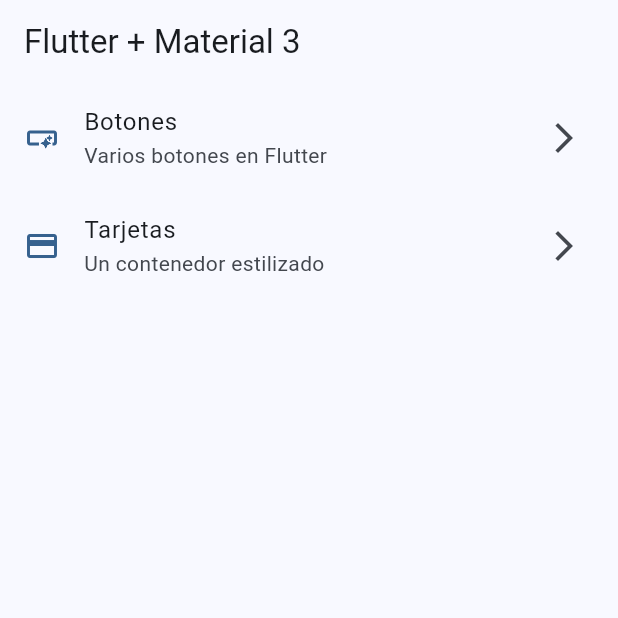
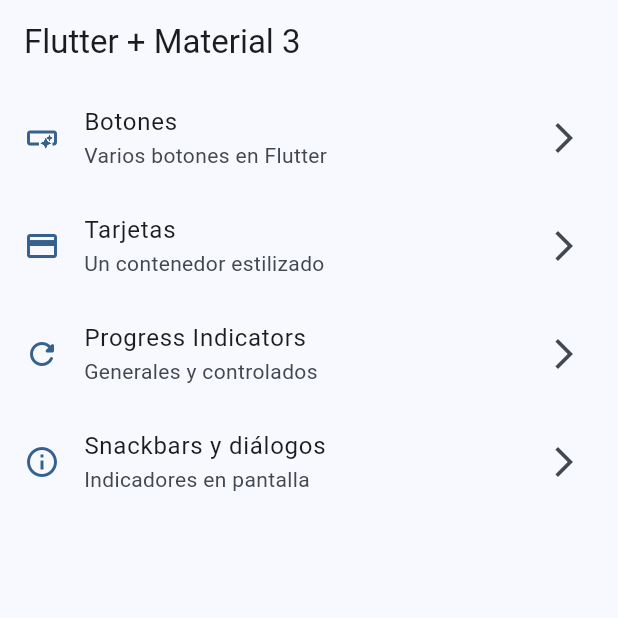
Before and after one commit to mariobros123413/widgets_app, a Flutter app: the screen it shows after launch, on a phone screen of 412 x 824 dp, the top half of it. Run offline on Flutter 3.47's test engine with Material 3 defaults, Android fonts, the phone set to English and light mode, and no system bars; our stand-ins replace go_router.

Commit message:
snackbars dialogs terminado

```diff
--- a/lib/config/menu/menu-items.dart
+++ b/lib/config/menu/menu-items.dart
@@ -26,4 +26,16 @@ const appMenuItems = <MenuItem>[
     link: '/cards',
     icon: Icons.credit_card,
   ),
+  MenuItem(
+    title: 'Progress Indicators',
+    subTitle: 'Generales y controlados',
+    link: '/progress',
+    icon: Icons.refresh_rounded,
+  ),
+  MenuItem(
+    title: 'Snackbars y diálogos',
+    subTitle: 'Indicadores en pantalla',
+    link: '/snackbars',
+    icon: Icons.info_outline,
+  ),
 ];
--- a/lib/config/router/router_config.dart
+++ b/lib/config/router/router_config.dart
@@ -19,5 +19,15 @@ final appRouter = GoRouter(
       name: CardsScreen.name,
       builder: (context, state) => const CardsScreen(),
     ),
+    GoRoute(
+      path: '/progress',
+      name: ProgressScreen.name,
+      builder: (context, state) => const ProgressScreen(),
+    ),
+    GoRoute(
+      path: '/snackbars',
+      name: SnackBarScreen.name,
+      builder: (context, state) => const SnackBarScreen(),
+    ),
   ],
 );
--- a/lib/main.dart
+++ b/lib/main.dart
@@ -12,6 +12,7 @@ class MainApp extends StatelessWidget {
   @override
   Widget build(BuildContext context) {
     return MaterialApp.router(
+      title: 'Widgets App',
       routerConfig: appRouter,
       debugShowCheckedModeBanner: false,
       theme: AppTheme(selectedColor: 0).getTheme(),
```
Also changed, not shown: lib/presentation/screens/progress/progress_screen.dart (+75 -1 lines), lib/presentation/screens/snackbar/snackbar_screen.dart (+67 -1 lines).
